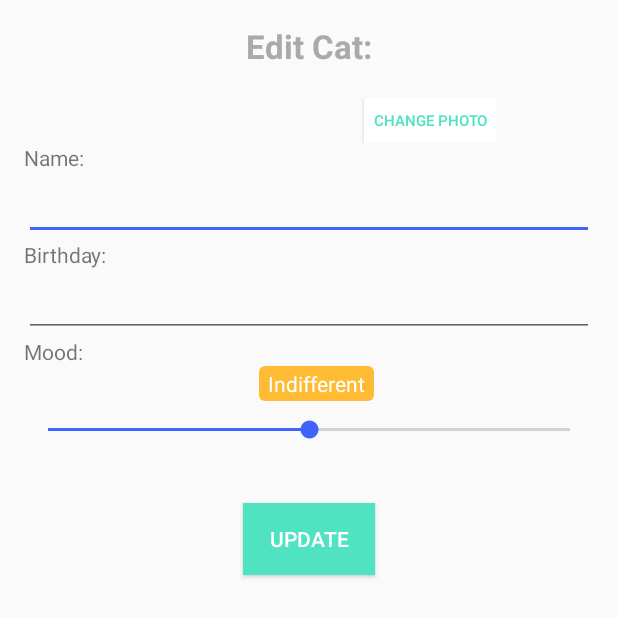
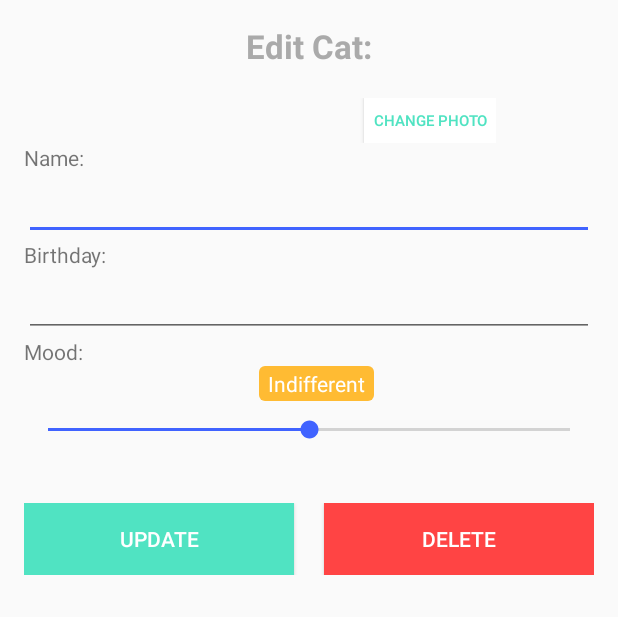
Before and after one commit to NathanSass/Catter, an Android app: the layout fragment_edit_todo_dialog.xml on its own in the app's theme, with its tools: preview values and no code run, on a phone screen of 412 x 824 dp. Shown: the top 617 px of the screen. Run offline under Robolectric (Android 15) with nearby library versions, the phone set to English and light mode, and no system bars.

Commit message:
able to delete an cat from the cat details page.

```diff
--- a/app/src/main/res/layout/fragment_edit_todo_dialog.xml
+++ b/app/src/main/res/layout/fragment_edit_todo_dialog.xml
@@ -123,16 +123,35 @@
 
         </LinearLayout>
 
+        <LinearLayout
+            android:layout_width="match_parent"
+            android:layout_height="wrap_content"
+            android:orientation="horizontal"
+            android:layout_below="@+id/dispositionWidget"
+            >
 
             <Button
                 android:layout_width="wrap_content"
                 android:layout_height="wrap_content"
                 android:text="@string/update"
                 android:id="@+id/btnSubmitEdits"
-            android:layout_below="@+id/dispositionWidget"
+                android:layout_weight="1.0"
                 android:layout_centerHorizontal="true"
                 android:textColor="@android:color/background_light"
-            android:background="@color/ColorPositiveGreen"/>
+                android:background="@color/ColorPositiveGreen"
+                android:layout_marginRight="10dp"/>
+            <Button
+                android:layout_width="wrap_content"
+                android:layout_height="wrap_content"
+                android:text="@string/delete"
+                android:layout_weight="1.0"
+                android:id="@+id/btnDelete"
+                android:layout_centerHorizontal="true"
+                android:textColor="@android:color/background_light"
+                android:background="@color/lowMood"
+                android:layout_marginLeft="10dp"/>
+
+        </LinearLayout>
 
     </RelativeLayout>
 </ScrollView>
--- a/app/src/main/res/values/strings.xml
+++ b/app/src/main/res/values/strings.xml
@@ -18,4 +18,5 @@
     <string name="mediumMood">Indifferent</string>
     <string name="highMood">Friendly</string>
     <string name="Mood">Mood:</string>
+    <string name="delete">Delete</string>
 </resources>
```
Also changed, not shown: app/src/main/java/com/nathansass/todoapp/EditTodoDialogFragment.java (+12 -1 lines). Lines whose indentation alone changed are shown as unchanged.
